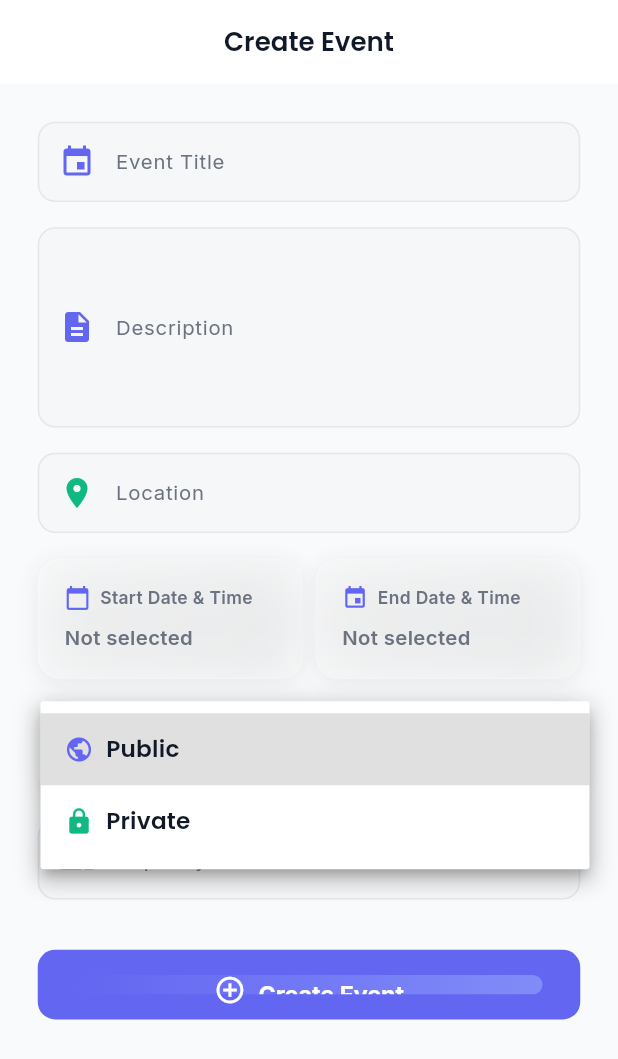
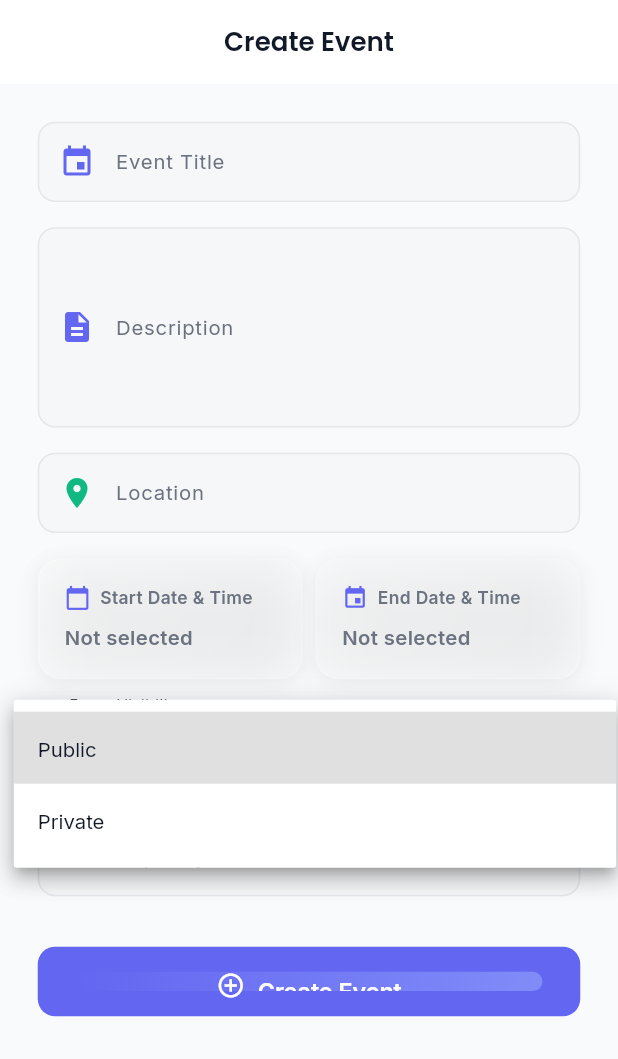
Before and after one commit to somaa1/EventifyApp, a Flutter app: the CreateEventScreen screen opened by its route, after a tap on "Public", on a phone screen of 412 x 824 dp. Shown: the top 1059 px of the screen. Run offline on Flutter 3.47's test engine with Material 3 defaults, Android fonts, the phone set to English and light mode, and no system bars; drawn by our look-alikes of dynamic_color, flutter_animate; our stand-ins replace dartz, device_info_plus, dio, equatable, flutter_bloc, flutter_screenutil and 12 more; missing offline and left inert: mobile_scanner; accounts and stored records are empty; generated files the repository leaves out were written again; network calls fail.

Commit message:
Refactor theme colors and event UI consistency
Replaced hardcoded color values with AppColors throughout event, calendar, and ticket widgets for improved theme consistency. Updated event visibility dropdowns in create/edit screens for better UX and style. Refactored MyEventsCubit to use GetMyEventsUseCase and adjusted related DI. Improved BlocProvider usage in auth screens. Enhanced stat card and event card layouts for better appearance and responsiveness.

```diff
--- a/lib/core/di/injection.dart
+++ b/lib/core/di/injection.dart
@@ -298,7 +298,7 @@ void _registerHomeDependencies() {
 
   getIt.registerFactory(
     () => MyEventsCubit(
-      getRegisteredEventsUseCase: getIt<GetRegisteredEventsUseCase>(),
+      getMyEventsUseCase: getIt<GetMyEventsUseCase>(),
     ),
   );
 
--- a/lib/core/theme/app_text_styles.dart
+++ b/lib/core/theme/app_text_styles.dart
@@ -9,7 +9,7 @@ import 'app_colors.dart';
 class AppTextStyles {
   AppTextStyles._();
 
-  static TextTheme textTheme = TextTheme(
+  static TextTheme get textTheme => TextTheme(
     // Display Styles (Extra Large)
     displayLarge: GoogleFonts.poppins(
       fontSize: 32.sp,
--- a/lib/features/auth/presentation/screens/login_screen.dart
+++ b/lib/features/auth/presentation/screens/login_screen.dart
@@ -64,8 +64,8 @@ class _LoginScreenState extends State<LoginScreen> {
 
   @override
   Widget build(BuildContext context) {
-    return BlocProvider(
-      create: (context) => getIt<AuthBloc>(),
+    return BlocProvider.value(
+      value: getIt<AuthBloc>(),
       child: Scaffold(
         body: SafeArea(
           child: BlocConsumer<AuthBloc, AuthState>(
--- a/lib/features/auth/presentation/screens/otp_verification_screen.dart
+++ b/lib/features/auth/presentation/screens/otp_verification_screen.dart
@@ -74,8 +74,8 @@ class _OtpVerificationScreenState extends State<OtpVerificationScreen> {
 
   @override
   Widget build(BuildContext context) {
-    return BlocProvider(
-      create: (context) => getIt<AuthBloc>(),
+    return BlocProvider.value(
+      value: getIt<AuthBloc>(),
       child: Scaffold(
         appBar: AppBar(
           leading: IconButton(
--- a/lib/features/auth/presentation/screens/register_screen.dart
+++ b/lib/features/auth/presentation/screens/register_screen.dart
@@ -90,8 +90,8 @@ class _RegisterScreenState extends State<RegisterScreen> {
 
   @override
   Widget build(BuildContext context) {
-    return BlocProvider(
-      create: (context) => getIt<AuthBloc>(),
+    return BlocProvider.value(
+      value: getIt<AuthBloc>(),
       child: Scaffold(
         appBar: AppBar(
           leading: IconButton(
--- a/lib/features/home/presentation/screens/calendar_screen.dart
+++ b/lib/features/home/presentation/screens/calendar_screen.dart
@@ -147,7 +147,7 @@ class CalendarScreen extends StatelessWidget {
     BuildContext context,
   ) {
     return Container(
-      color: Colors.white,
+      color: AppColors.surface,
       child: TableCalendar(
         firstDay: DateTime.utc(2020, 1, 1),
         lastDay: DateTime.utc(2030, 12, 31),
@@ -185,7 +185,7 @@ class CalendarScreen extends StatelessWidget {
             shape: BoxShape.circle,
           ),
           selectedTextStyle: TextStyle(
-            color: Colors.white,
+            color: AppColors.textOnPrimary,
             fontWeight: FontWeight.w600,
             fontSize: 14.sp,
           ),
--- a/lib/features/home/presentation/screens/create_event_screen.dart
+++ b/lib/features/home/presentation/screens/create_event_screen.dart
@@ -188,38 +188,16 @@ class _CreateEventScreenState extends State<CreateEventScreen> {
                   ),
                   SizedBox(height: AppSpacing.md),
                   // Visibility Dropdown
-                  Container(
-                    decoration: BoxDecoration(
-                      borderRadius: BorderRadius.circular(16.r),
-                      boxShadow: AppShadows.small(AppColors.isDarkMode),
-                    ),
-                    child: GlassContainer(
-                      blur: 15,
-                      opacity: 0.1,
-                      borderRadius: BorderRadius.circular(16.r),
-                      padding: EdgeInsets.symmetric(horizontal: AppSpacing.md),
-                      child: DropdownButtonFormField<String>(
+                  DropdownButtonFormField<String>(
                     value: _eventType,
                     items: [
                       DropdownMenuItem(
                         value: 'PUBLIC',
-                            child: Row(
-                              children: [
-                                Icon(Icons.public, size: 20.r, color: AppColors.primary),
-                                SizedBox(width: 8.w),
-                                const Text('Public'),
-                              ],
-                            ),
+                        child: Text('Public', style: AppTextStyles.bodyMedium),
                       ),
                       DropdownMenuItem(
                         value: 'PRIVATE',
-                            child: Row(
-                              children: [
-                                Icon(Icons.lock, size: 20.r, color: AppColors.secondary),
-                                SizedBox(width: 8.w),
-                                const Text('Private'),
-                              ],
-                            ),
+                        child: Text('Private', style: AppTextStyles.bodyMedium),
                       ),
                     ],
                     onChanged: (value) {
@@ -227,10 +205,40 @@ class _CreateEventScreenState extends State<CreateEventScreen> {
                         setState(() => _eventType = value);
                       }
                     },
+                    icon: Icon(Icons.arrow_drop_down, color: AppColors.primary),
+                    dropdownColor: AppColors.surface,
+                    style: AppTextStyles.bodyMedium,
                     decoration: InputDecoration(
                       labelText: 'Event Visibility',
-                          border: InputBorder.none,
-                          contentPadding: EdgeInsets.symmetric(vertical: AppSpacing.md),
+                      prefixIcon: Icon(
+                        _eventType == 'PUBLIC' ? Icons.public : Icons.lock,
+                        color: _eventType == 'PUBLIC' ? AppColors.primary : AppColors.secondary,
+                      ),
+                      filled: true,
+                      fillColor: AppColors.surfaceVariant.withOpacity(0.5),
+                      contentPadding: EdgeInsets.symmetric(
+                        horizontal: AppSpacing.md,
+                        vertical: AppSpacing.md,
+                      ),
+                      border: OutlineInputBorder(
+                        borderRadius: BorderRadius.circular(AppSpacing.radiusMd),
+                        borderSide: BorderSide(
+                          color: AppColors.border,
+                          width: 1.w,
+                        ),
+                      ),
+                      enabledBorder: OutlineInputBorder(
+                        borderRadius: BorderRadius.circular(AppSpacing.radiusMd),
+                        borderSide: BorderSide(
+                          color: AppColors.border,
+                          width: 1.w,
+                        ),
+                      ),
+                      focusedBorder: OutlineInputBorder(
+                        borderRadius: BorderRadius.circular(AppSpacing.radiusMd),
+                        borderSide: BorderSide(
+                          color: AppColors.primary,
+                          width: 2.w,
                         ),
                       ),
                     ),
@@ -267,13 +275,13 @@ class _CreateEventScreenState extends State<CreateEventScreen> {
                         child: Row(
                           mainAxisAlignment: MainAxisAlignment.center,
                           children: [
-                            Icon(Icons.add_circle_outline, size: 22.r, color: Colors.white),
+                            Icon(Icons.add_circle_outline, size: 20.r, color: AppColors.textOnPrimary),
                             SizedBox(width: 8.w),
                             Text(
                               'Create Event',
                               style: AppTextStyles.bodyLarge.copyWith(
-                                color: Colors.white,
-                                fontWeight: FontWeight.w700,
+                                color: AppColors.textOnPrimary,
+                                fontWeight: FontWeight.w600,
                               ),
                             ),
                           ],
--- a/lib/features/home/presentation/widgets/calendar_widgets.dart
+++ b/lib/features/home/presentation/widgets/calendar_widgets.dart
@@ -55,7 +55,7 @@ class CalendarEventItem extends StatelessWidget {
     return Container(
       margin: EdgeInsets.only(bottom: AppSpacing.sm),
       decoration: BoxDecoration(
-        color: Colors.white,
+        color: AppColors.surface,
         borderRadius: BorderRadius.circular(12.r),
         border: Border.all(
           color: _getEventTypeColor().withOpacity(0.3),
--- a/lib/features/home/presentation/widgets/my_events_widgets.dart
+++ b/lib/features/home/presentation/widgets/my_events_widgets.dart
@@ -23,7 +23,7 @@ class MyEventCard extends StatelessWidget {
     return Container(
       margin: EdgeInsets.only(bottom: AppSpacing.md),
       decoration: BoxDecoration(
-        color: Colors.white,
+        color: AppColors.surface,
         borderRadius: BorderRadius.circular(16.r),
         border: Border.all(
           color: isPast ? AppColors.divider : AppColors.primary.withOpacity(0.2),
@@ -31,7 +31,7 @@ class MyEventCard extends StatelessWidget {
         ),
         boxShadow: [
           BoxShadow(
-            color: Colors.black.withOpacity(0.04),
+            color: AppColors.textPrimary.withAlpha((0.04 * 255).round()),
             blurRadius: 8.r,
             offset: Offset(0, 2.h),
           ),
--- a/lib/features/home/presentation/widgets/skeleton_stat_card.dart
+++ b/lib/features/home/presentation/widgets/skeleton_stat_card.dart
@@ -30,7 +30,7 @@ class SkeletonStatCard extends StatelessWidget {
               width: 40.w,
               height: 40.h,
               decoration: BoxDecoration(
-                color: Colors.grey[300],
+                color: AppColors.shimmerBase,
                 borderRadius: BorderRadius.circular(8.r),
               ),
             ),
@@ -40,7 +40,7 @@ class SkeletonStatCard extends StatelessWidget {
               width: 60.w,
               height: 32.h,
               decoration: BoxDecoration(
-                color: Colors.grey[300],
+                color: AppColors.shimmerBase,
                 borderRadius: BorderRadius.circular(4.r),
               ),
             ),
@@ -50,7 +50,7 @@ class SkeletonStatCard extends StatelessWidget {
               width: 80.w,
               height: 16.h,
               decoration: BoxDecoration(
-                color: Colors.grey[300],
+                color: AppColors.shimmerBase,
                 borderRadius: BorderRadius.circular(4.r),
               ),
             ),
```
Also changed, not shown: lib/features/attendance/presentation/screens/qr_scanner_screen.dart (+5 -5 lines), lib/features/home/presentation/cubit/my_events_cubit.dart (+5 -5 lines), lib/features/home/presentation/screens/edit_event_screen.dart (+38 -30 lines), lib/features/home/presentation/screens/my_events_screen.dart (+27 -9 lines), lib/features/home/presentation/widgets/event_details_widgets.dart (+5 -4 lines), lib/features/home/presentation/widgets/skeleton_event_card.dart (+8 -8 lines), lib/features/home/presentation/widgets/stat_card.dart (+17 -13 lines), lib/features/registration/presentation/widgets/ticket_widgets.dart (+5 -5 lines). Lines whose indentation alone changed are shown as unchanged.
